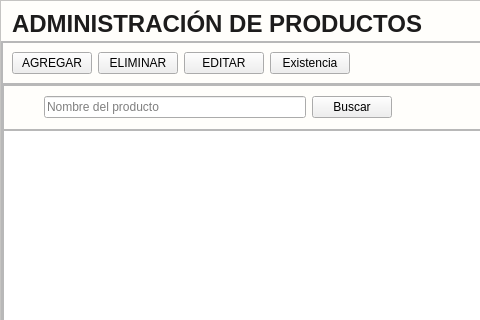
Old version of the form app/View/UserInterfaceUi/UI_CONTROL_PRODUCTOS.ui in the repository LAngelVp/software-punto-de-venta; both pictures show x 0 to 480 and y 0 to 320 of the 743 by 433 pixel window.
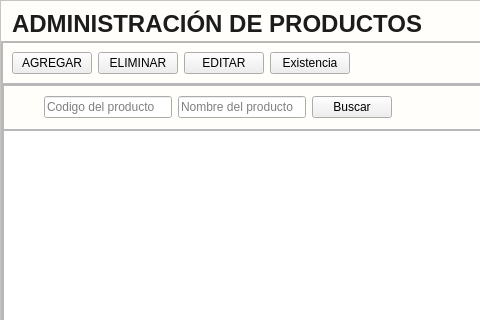
New version of the form. Icons and pictures are not drawn.

```diff
--- a/app/View/UserInterfaceUi/UI_CONTROL_PRODUCTOS.ui
+++ b/app/View/UserInterfaceUi/UI_CONTROL_PRODUCTOS.ui
@@ -338,6 +338,16 @@
                  </property>
                 </widget>
                </item>
+               <item>
+                <widget class="QLineEdit" name="txt_buscar_productoUPC">
+                 <property name="placeholderText">
+                  <string>Codigo del producto</string>
+                 </property>
+                 <property name="clearButtonEnabled">
+                  <bool>true</bool>
+                 </property>
+                </widget>
+               </item>
                <item>
                 <widget class="QLineEdit" name="txt_buscar">
                  <property name="placeholderText">
```
Left out of the diff: 4 changed lines with no effect on the pictures.
